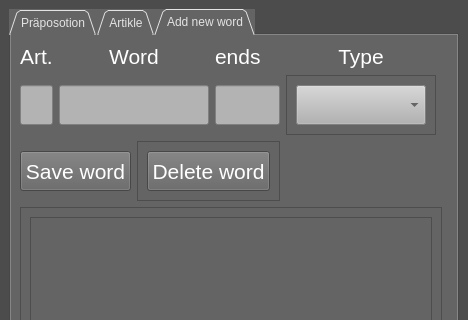
DexterXS/GermanX, file data/untitled.ui: the form before one commit; both pictures show x 0 to 468 and y 0 to 320 of the 468 by 640 pixel window.
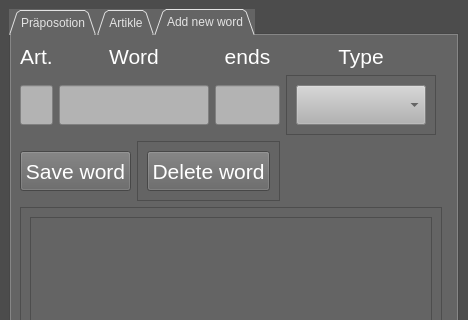
The form after the commit. The open tabs and pages were chosen to show the change. Icons and pictures are not drawn.

```diff
--- a/data/untitled.ui
+++ b/data/untitled.ui
@@ -947,6 +947,12 @@
           <property name="text">
            <string>ends</string>
           </property>
+          <property name="alignment">
+           <set>Qt::AlignCenter</set>
+          </property>
+          <property name="indent">
+           <number>5</number>
+          </property>
          </widget>
         </item>
         <item row="0" column="1" colspan="2">
```
Left out of the diff: 42 changed lines with no effect on the pictures.
